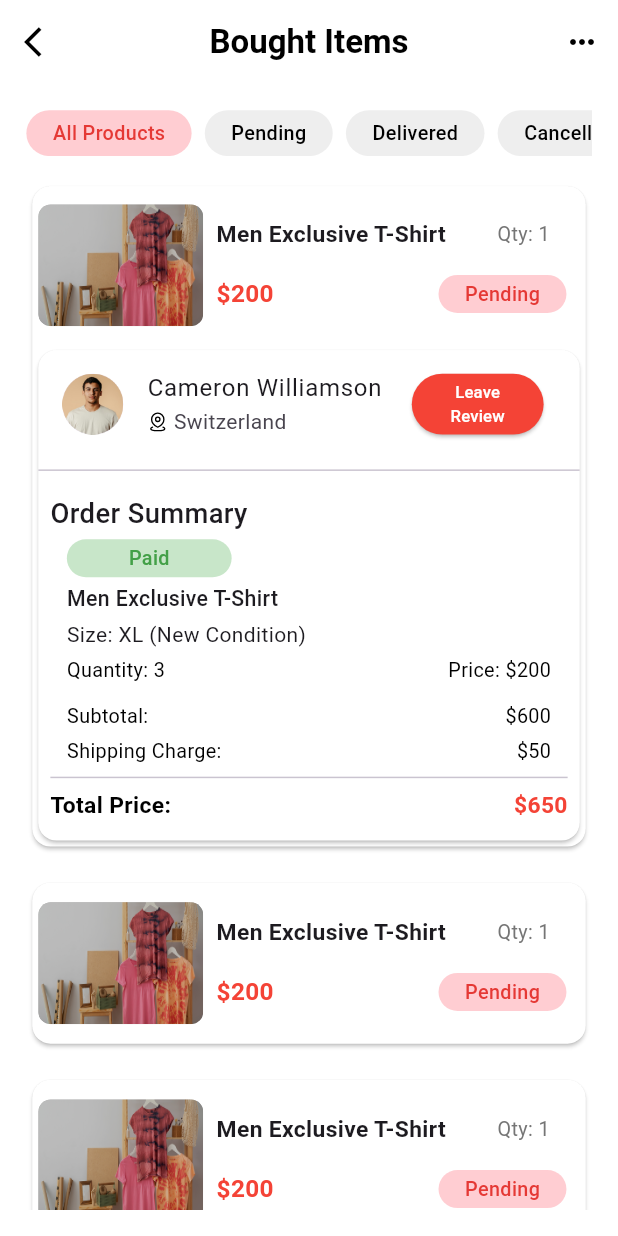
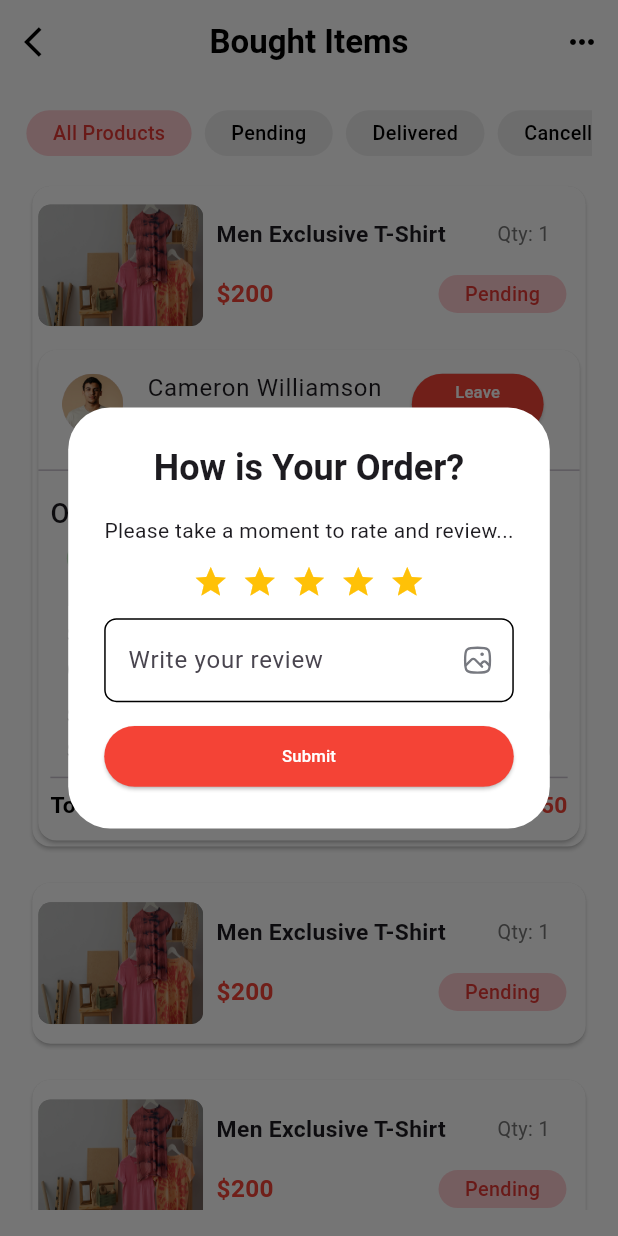
Before and after one commit to backbencherstudio/mussweg, a Flutter app: the BoughtItemsScreen screen opened by its route, after a tap on "Men Exclusive T-Shirt", after a tap on "Leave Review", on a phone screen of 412 x 824 dp. Run offline on Flutter 3.47's test engine with Material 3 defaults, Android fonts, the phone set to English and light mode, and no system bars; our stand-ins replace flutter_screenutil, flutter_svg, get_it, smooth_page_indicator.

Commit message:
add: review dialog

```diff
--- /dev/null
+++ b/lib/core/utils/dialogs/review_dialog.dart
@@ -0,0 +1,62 @@
+import 'package:flutter/material.dart';
+import 'package:flutter_screenutil/flutter_screenutil.dart';
+import 'package:flutter_svg/svg.dart';
+import 'package:mussweg/views/widgets/custom_primary_button.dart';
+
+class ReviewDialog {
+  showReviewDialog(context) {
+    return showDialog(context: context, builder: (context) {
+      return AlertDialog(
+        backgroundColor: Colors.white,
+        title: Text('How is Your Order?', textAlign: TextAlign.center,style: TextStyle(fontWeight: FontWeight.bold),),
+        content: Column(
+          mainAxisSize: MainAxisSize.min,
+          mainAxisAlignment: MainAxisAlignment.center,
+          crossAxisAlignment: CrossAxisAlignment.center,
+          children: [
+            Text('Please take a moment to rate and review...'),
+            SizedBox(height: 12.h),
+
+            Row(
+              mainAxisAlignment: MainAxisAlignment.center,
+                mainAxisSize: MainAxisSize.min,
+                spacing: 8.w,
+                children: List.generate(5, (index) => Icon(Icons.star, color: Colors.amber)),
+              ),
+
+            SizedBox(height: 12.h),
+            TextField(
+              decoration: InputDecoration(
+                border: OutlineInputBorder(
+                  borderRadius: BorderRadius.circular(8.r),
+                ),
+                enabledBorder: OutlineInputBorder(
+                  borderRadius: BorderRadius.circular(8.r),
+                ),
+                focusedBorder: OutlineInputBorder(
+                  borderRadius: BorderRadius.circular(8.r),
+                ),
+                errorBorder: OutlineInputBorder(
+                  borderRadius: BorderRadius.circular(8.r),
+                ),
+                hintText: 'Write your review',
+                suffixIcon: Padding(
+                  padding: EdgeInsets.all(12.w),
+                  child: SvgPicture.asset('assets/icons/image.svg', height: 20.w, width: 20.w,),
+                )
+              ),
+            ),
+            SizedBox(height: 12.h),
+           SizedBox(
+             width: double.infinity,
+             child: CustomPrimaryButton(title: 'Submit', onTap: () {
+               Navigator.pop(context);
+             }),
+           )
+
+          ],
+        ),
+      );
+    });
+  }
+}
--- a/lib/views/bought_items/bought_items_screen.dart
+++ b/lib/views/bought_items/bought_items_screen.dart
@@ -1,8 +1,10 @@
 import 'package:flutter/material.dart';
 import 'package:flutter_screenutil/flutter_screenutil.dart';
 import 'package:flutter_svg/svg.dart';
+import 'package:mussweg/core/utils/dialogs/review_dialog.dart';
 import 'package:mussweg/views/profile/widgets/simple_apppbar.dart';
 
+import '../widgets/custom_primary_button.dart';
 import '../widgets/item_cards.dart';
 
 class BoughtItemsScreen extends StatefulWidget {
@@ -108,21 +110,11 @@ class _BoughtItemsScreenState extends State<BoughtItemsScreen> {
                                       Text(' Switzerland'),
                                     ],
                                   ),
-                                  trailing: ElevatedButton(
-                                    onPressed: () {},
-                                    style: ElevatedButton.styleFrom(
-                                      backgroundColor: Colors.red,
-                                      foregroundColor: Colors.white,
-                                      fixedSize: Size(80.w, 40.h),
-                                    ),
-                                    child: Text(
-                                      'Leave Review',
-                                      textAlign: TextAlign.center,
-                                      style: TextStyle(
-                                        fontSize: 11.sp,
-                                        fontWeight: FontWeight.w500,
-                                      ),
-                                    ),
+                                  trailing: CustomPrimaryButton(
+                                    onTap: () {
+                                      ReviewDialog().showReviewDialog(context);
+                                    },
+                                    title: 'Leave Review',
                                   ),
                                 ),
                                 Divider(),
--- /dev/null
+++ b/lib/views/widgets/custom_primary_button.dart
@@ -0,0 +1,31 @@
+import 'package:flutter/material.dart';
+import 'package:flutter_screenutil/flutter_screenutil.dart';
+
+class CustomPrimaryButton extends StatelessWidget {
+  const CustomPrimaryButton({
+    super.key, required this.title, required this.onTap,
+  });
+
+  final String title;
+  final VoidCallback onTap;
+
+  @override
+  Widget build(BuildContext context) {
+    return ElevatedButton(
+      onPressed: onTap,
+      style: ElevatedButton.styleFrom(
+        backgroundColor: Colors.red,
+        foregroundColor: Colors.white,
+        fixedSize: Size(80.w, 40.h),
+      ),
+      child: Text(
+        title,
+        textAlign: TextAlign.center,
+        style: TextStyle(
+          fontSize: 11.sp,
+          fontWeight: FontWeight.w500,
+        ),
+      ),
+    );
+  }
+}
```
Also changed, not shown: assets/icons/image.svg (added).
